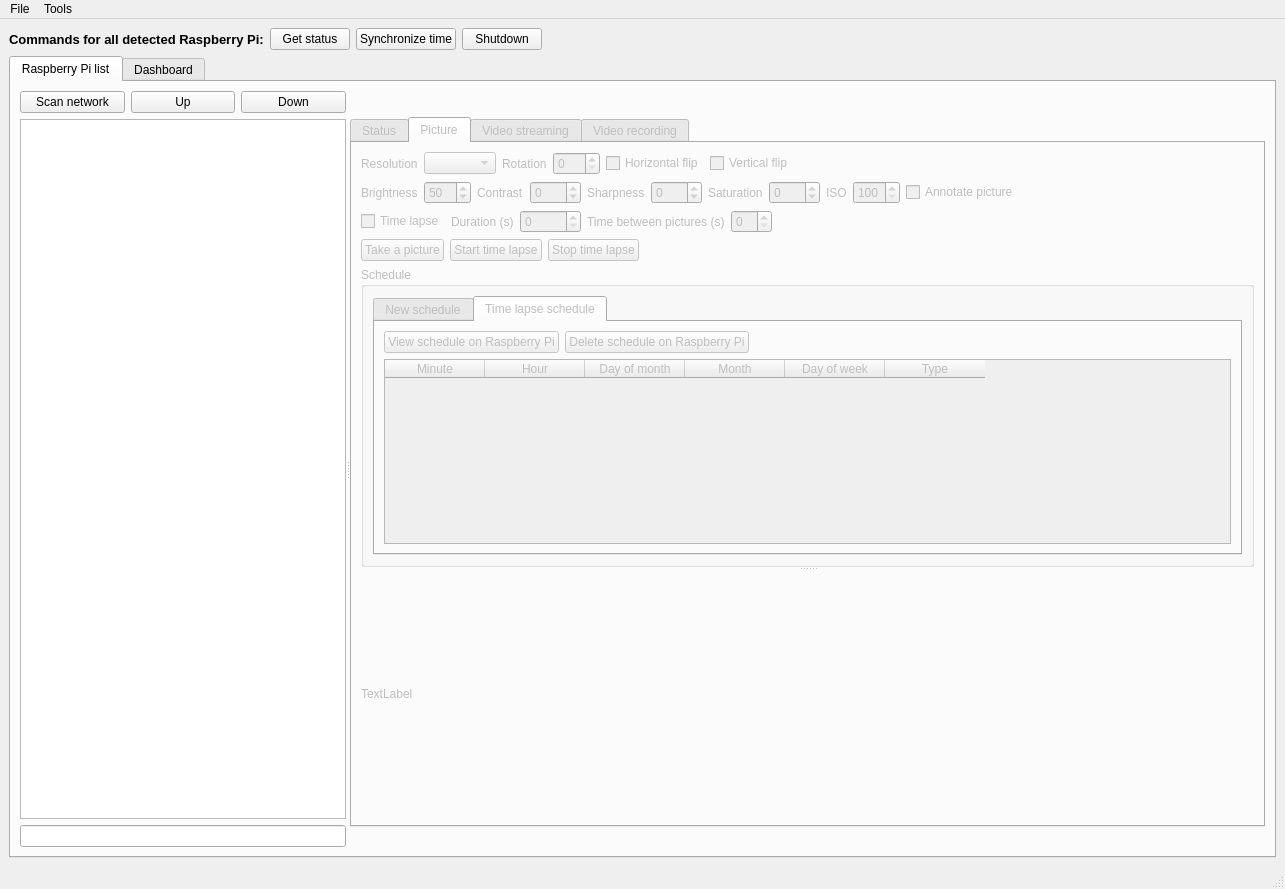
The window that src/coordinator/coordinator.ui (olivierfriard/raspberry_video-recording_coordinator) describes before a commit, drawn with Qt 5.
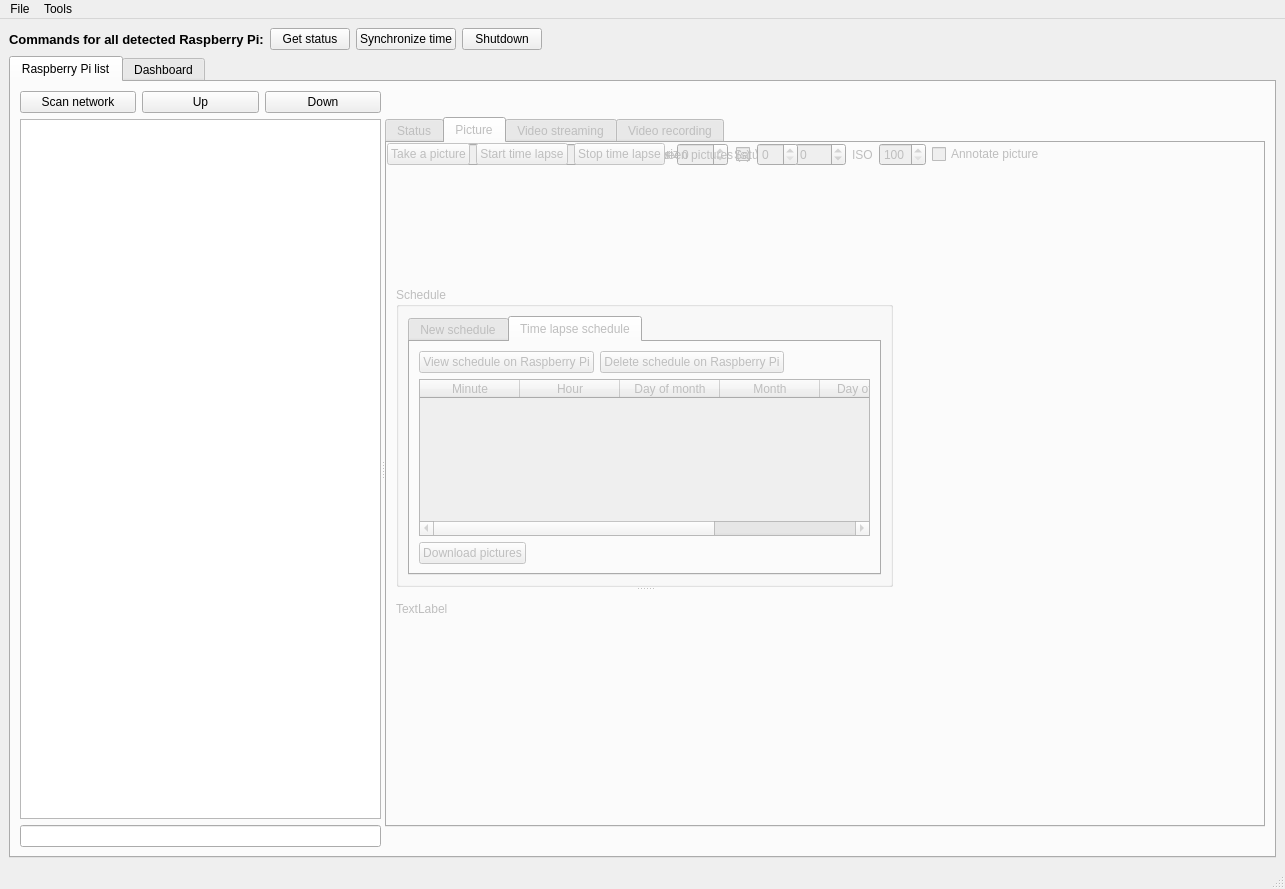
The same window after the commit. The open tabs and pages were chosen to show the change.

Patch:
```diff
--- a/src/coordinator/coordinator.ui
+++ b/src/coordinator/coordinator.ui
@@ -406,265 +406,15 @@
                <attribute name="title">
                 <string>Picture</string>
                </attribute>
-               <layout class="QVBoxLayout" name="verticalLayout_6">
-                <item>
-                 <layout class="QHBoxLayout" name="horizontalLayout_2">
-                  <item>
-                   <widget class="QLabel" name="label_4">
-                    <property name="text">
-                     <string>Resolution</string>
-                    </property>
-                   </widget>
-                  </item>
-                  <item>
-                   <widget class="QComboBox" name="picture_resolution_cb"/>
-                  </item>
-                  <item>
-                   <widget class="QLabel" name="label_19">
-                    <property name="text">
-                     <string>Rotation</string>
-                    </property>
-                   </widget>
-                  </item>
-                  <item>
-                   <widget class="QSpinBox" name="picture_rotation_sb">
-                    <property name="maximum">
-                     <number>270</number>
-                    </property>
-                    <property name="singleStep">
-                     <number>90</number>
-                    </property>
-                   </widget>
-                  </item>
-                  <item>
-                   <widget class="QCheckBox" name="picture_hflip_cb">
-                    <property name="text">
-                     <string>Horizontal flip</string>
-                    </property>
-                   </widget>
-                  </item>
-                  <item>
-                   <widget class="QCheckBox" name="picture_vflip_cb">
-                    <property name="text">
-                     <string>Vertical flip</string>
-                    </property>
-                   </widget>
-                  </item>
-                  <item>
-                   <spacer name="horizontalSpacer_3">
-                    <property name="orientation">
-                     <enum>Qt::Horizontal</enum>
-                    </property>
-                    <property name="sizeHint" stdset="0">
-                     <size>
-                      <width>40</width>
-                      <height>20</height>
-                     </size>
-                    </property>
-                   </spacer>
-                  </item>
-                 </layout>
-                </item>
-                <item>
-                 <layout class="QHBoxLayout" name="horizontalLayout_13">
-                  <item>
-                   <widget class="QLabel" name="label_15">
-                    <property name="text">
-                     <string>Brightness</string>
-                    </property>
-                   </widget>
-                  </item>
-                  <item>
-                   <widget class="QSpinBox" name="picture_brightness_sb">
-                    <property name="maximum">
-                     <number>100</number>
-                    </property>
-                    <property name="value">
-                     <number>50</number>
-                    </property>
-                   </widget>
-                  </item>
-                  <item>
-                   <widget class="QLabel" name="label_16">
-                    <property name="text">
-                     <string>Contrast</string>
-                    </property>
-                   </widget>
-                  </item>
-                  <item>
-                   <widget class="QSpinBox" name="picture_contrast_sb">
-                    <property name="minimum">
-                     <number>-100</number>
-                    </property>
-                    <property name="maximum">
-                     <number>100</number>
-                    </property>
-                   </widget>
-                  </item>
-                  <item>
-                   <widget class="QLabel" name="Sharpness">
-                    <property name="text">
-                     <string>Sharpness</string>
-                    </property>
-                   </widget>
-                  </item>
-                  <item>
-                   <widget class="QSpinBox" name="picture_sharpness_sb">
-                    <property name="minimum">
-                     <number>-100</number>
-                    </property>
-                    <property name="maximum">
-                     <number>100</number>
-                    </property>
-                   </widget>
-                  </item>
-                  <item>
-                   <widget class="QLabel" name="label_17">
-                    <property name="text">
-                     <string>Saturation</string>
-                    </property>
-                   </widget>
-                  </item>
-                  <item>
-                   <widget class="QSpinBox" name="picture_saturation_sb">
-                    <property name="minimum">
-                     <number>-100</number>
-                    </property>
-                    <property name="maximum">
-                     <number>100</number>
-                    </property>
-                   </widget>
-                  </item>
-                  <item>
-                   <widget class="QLabel" name="label_18">
-                    <property name="text">
-                     <string>ISO</string>
-                    </property>
-                   </widget>
-                  </item>
-                  <item>
-                   <widget class="QSpinBox" name="picture_iso_sb">
-                    <property name="minimum">
-                     <number>100</number>
-                    </property>
-                    <property name="maximum">
-                     <number>800</number>
-                    </property>
-                    <property name="singleStep">
-                     <number>50</number>
-                    </property>
-                   </widget>
-                  </item>
-                  <item>
-                   <widget class="QCheckBox" name="picture_annotation_cb">
-                    <property name="text">
-                     <string>Annotate picture</string>
-                    </property>
-                   </widget>
-                  </item>
-                  <item>
-                   <spacer name="horizontalSpacer_4">
-                    <property name="orientation">
-                     <enum>Qt::Horizontal</enum>
-                    </property>
-                    <property name="sizeHint" stdset="0">
-                     <size>
-                      <width>40</width>
-                      <height>20</height>
-                     </size>
-                    </property>
-                   </spacer>
-                  </item>
-                 </layout>
-                </item>
-                <item>
-                 <layout class="QHBoxLayout" name="horizontalLayout_14">
-                  <item>
-                   <widget class="QCheckBox" name="time_lapse_cb">
-                    <property name="text">
-                     <string>Time lapse</string>
-                    </property>
-                   </widget>
-                  </item>
-                  <item>
-                   <widget class="QLabel" name="label_20">
-                    <property name="text">
-                     <string>Duration (s)</string>
-                    </property>
-                   </widget>
-                  </item>
-                  <item>
-                   <widget class="QSpinBox" name="time_lapse_duration_sb">
-                    <property name="maximum">
-                     <number>99999</number>
-                    </property>
-                   </widget>
-                  </item>
-                  <item>
-                   <widget class="QLabel" name="label_21">
-                    <property name="text">
-                     <string>Time between pictures (s)</string>
-                    </property>
-                   </widget>
-                  </item>
-                  <item>
-                   <widget class="QSpinBox" name="time_lapse_wait_sb"/>
-                  </item>
-                  <item>
-                   <spacer name="horizontalSpacer_6">
-                    <property name="orientation">
-                     <enum>Qt::Horizontal</enum>
-                    </property>
-                    <property name="sizeHint" stdset="0">
-                     <size>
-                      <width>40</width>
-                      <height>20</height>
-                     </size>
-                    </property>
-                   </spacer>
-                  </item>
-                 </layout>
-                </item>
-                <item>
-                 <layout class="QHBoxLayout" name="horizontalLayout_15">
-                  <item>
-                   <widget class="QPushButton" name="take_picture_pb">
-                    <property name="text">
-                     <string>Take a picture</string>
-                    </property>
-                   </widget>
-                  </item>
-                  <item>
-                   <widget class="QPushButton" name="start_time_lapse_pb">
-                    <property name="text">
-                     <string>Start time lapse</string>
-                    </property>
-                   </widget>
-                  </item>
-                  <item>
-                   <widget class="QPushButton" name="stop_time_lapse_pb">
-                    <property name="text">
-                     <string>Stop time lapse</string>
-                    </property>
-                   </widget>
-                  </item>
-                  <item>
-                   <spacer name="horizontalSpacer_5">
-                    <property name="orientation">
-                     <enum>Qt::Horizontal</enum>
-                    </property>
-                    <property name="sizeHint" stdset="0">
-                     <size>
-                      <width>40</width>
-                      <height>20</height>
-                     </size>
-                    </property>
-                   </spacer>
-                  </item>
-                 </layout>
-                </item>
-                <item>
                  <widget class="QSplitter" name="picture_splitter">
+                <property name="geometry">
+                 <rect>
+                  <x>9</x>
+                  <y>144</y>
+                  <width>497</width>
+                  <height>339</height>
+                 </rect>
+                </property>
                   <property name="sizePolicy">
                    <sizepolicy hsizetype="Expanding" vsizetype="Expanding">
                     <horstretch>0</horstretch>
@@ -917,6 +667,30 @@
                           </item>
                          </layout>
                         </item>
+                      <item>
+                       <layout class="QHBoxLayout" name="horizontalLayout_29">
+                        <item>
+                         <widget class="QPushButton" name="download_pictures_pb">
+                          <property name="text">
+                           <string>Download pictures</string>
+                          </property>
+                         </widget>
+                        </item>
+                        <item>
+                         <spacer name="horizontalSpacer_23">
+                          <property name="orientation">
+                           <enum>Qt::Horizontal</enum>
+                          </property>
+                          <property name="sizeHint" stdset="0">
+                           <size>
+                            <width>40</width>
+                            <height>20</height>
+                           </size>
+                          </property>
+                         </spacer>
+                        </item>
+                       </layout>
+                      </item>
                        </layout>
                       </widget>
                      </widget>
@@ -929,8 +703,262 @@
                    </property>
                   </widget>
                  </widget>
-                </item>
-               </layout>
+               <widget class="QWidget" name="">
+                <layout class="QHBoxLayout" name="horizontalLayout_2">
+                 <item>
+                  <widget class="QLabel" name="label_4">
+                   <property name="text">
+                    <string>Resolution</string>
+                   </property>
+                  </widget>
+                 </item>
+                 <item>
+                  <widget class="QComboBox" name="picture_resolution_cb"/>
+                 </item>
+                 <item>
+                  <widget class="QLabel" name="label_19">
+                   <property name="text">
+                    <string>Rotation</string>
+                   </property>
+                  </widget>
+                 </item>
+                 <item>
+                  <widget class="QSpinBox" name="picture_rotation_sb">
+                   <property name="maximum">
+                    <number>270</number>
+                   </property>
+                   <property name="singleStep">
+                    <number>90</number>
+                   </property>
+                  </widget>
+                 </item>
+                 <item>
+                  <widget class="QCheckBox" name="picture_hflip_cb">
+                   <property name="text">
+                    <string>Horizontal flip</string>
+                   </property>
+                  </widget>
+                 </item>
+                 <item>
+                  <widget class="QCheckBox" name="picture_vflip_cb">
+                   <property name="text">
+                    <string>Vertical flip</string>
+                   </property>
+                  </widget>
+                 </item>
+                 <item>
+                  <spacer name="horizontalSpacer_3">
+                   <property name="orientation">
+                    <enum>Qt::Horizontal</enum>
+                   </property>
+                   <property name="sizeHint" stdset="0">
+                    <size>
+                     <width>40</width>
+                     <height>20</height>
+                    </size>
+                   </property>
+                  </spacer>
+                 </item>
+                </layout>
+               </widget>
+               <widget class="QWidget" name="">
+                <layout class="QHBoxLayout" name="horizontalLayout_13">
+                 <item>
+                  <widget class="QLabel" name="label_15">
+                   <property name="text">
+                    <string>Brightness</string>
+                   </property>
+                  </widget>
+                 </item>
+                 <item>
+                  <widget class="QSpinBox" name="picture_brightness_sb">
+                   <property name="maximum">
+                    <number>100</number>
+                   </property>
+                   <property name="value">
+                    <number>50</number>
+                   </property>
+                  </widget>
+                 </item>
+                 <item>
+                  <widget class="QLabel" name="label_16">
+                   <property name="text">
+                    <string>Contrast</string>
+                   </property>
+                  </widget>
+                 </item>
+                 <item>
+                  <widget class="QSpinBox" name="picture_contrast_sb">
+                   <property name="minimum">
+                    <number>-100</number>
+                   </property>
+                   <property name="maximum">
+                    <number>100</number>
+                   </property>
+                  </widget>
+                 </item>
+                 <item>
+                  <widget class="QLabel" name="Sharpness">
+                   <property name="text">
+                    <string>Sharpness</string>
+                   </property>
+                  </widget>
+                 </item>
+                 <item>
+                  <widget class="QSpinBox" name="picture_sharpness_sb">
+                   <property name="minimum">
+                    <number>-100</number>
+                   </property>
+                   <property name="maximum">
+                    <number>100</number>
+                   </property>
+                  </widget>
+                 </item>
+                 <item>
+                  <widget class="QLabel" name="label_17">
+                   <property name="text">
+                    <string>Saturation</string>
+                   </property>
+                  </widget>
+                 </item>
+                 <item>
+                  <widget class="QSpinBox" name="picture_saturation_sb">
+                   <property name="minimum">
+                    <number>-100</number>
+                   </property>
+                   <property name="maximum">
+                    <number>100</number>
+                   </property>
+                  </widget>
+                 </item>
+                 <item>
+                  <widget class="QLabel" name="label_18">
+                   <property name="text">
+                    <string>ISO</string>
+                   </property>
+                  </widget>
+                 </item>
+                 <item>
+                  <widget class="QSpinBox" name="picture_iso_sb">
+                   <property name="minimum">
+                    <number>100</number>
+                   </property>
+                   <property name="maximum">
+                    <number>800</number>
+                   </property>
+                   <property name="singleStep">
+                    <number>50</number>
+                   </property>
+                  </widget>
+                 </item>
+                 <item>
+                  <widget class="QCheckBox" name="picture_annotation_cb">
+                   <property name="text">
+                    <string>Annotate picture</string>
+                   </property>
+                  </widget>
+                 </item>
+                 <item>
+                  <spacer name="horizontalSpacer_4">
+                   <property name="orientation">
+                    <enum>Qt::Horizontal</enum>
+                   </property>
+                   <property name="sizeHint" stdset="0">
+                    <size>
+                     <width>40</width>
+                     <height>20</height>
+                    </size>
+                   </property>
+                  </spacer>
+                 </item>
+                </layout>
+               </widget>
+               <widget class="QWidget" name="">
+                <layout class="QHBoxLayout" name="horizontalLayout_14">
+                 <item>
+                  <widget class="QCheckBox" name="time_lapse_cb">
+                   <property name="text">
+                    <string>Time lapse</string>
+                   </property>
+                  </widget>
+                 </item>
+                 <item>
+                  <widget class="QLabel" name="label_20">
+                   <property name="text">
+                    <string>Duration (s)</string>
+                   </property>
+                  </widget>
+                 </item>
+                 <item>
+                  <widget class="QSpinBox" name="time_lapse_duration_sb">
+                   <property name="maximum">
+                    <number>99999</number>
+                   </property>
+                  </widget>
+                 </item>
+                 <item>
+                  <widget class="QLabel" name="label_21">
+                   <property name="text">
+                    <string>Time between pictures (s)</string>
+                   </property>
+                  </widget>
+                 </item>
+                 <item>
+                  <widget class="QSpinBox" name="time_lapse_wait_sb"/>
+                 </item>
+                 <item>
+                  <spacer name="horizontalSpacer_6">
+                   <property name="orientation">
+                    <enum>Qt::Horizontal</enum>
+                   </property>
+                   <property name="sizeHint" stdset="0">
+                    <size>
+                     <width>40</width>
+                     <height>20</height>
+                    </size>
+                   </property>
+                  </spacer>
+                 </item>
+                </layout>
+               </widget>
+               <widget class="QWidget" name="">
+                <layout class="QHBoxLayout" name="horizontalLayout_15">
+                 <item>
+                  <widget class="QPushButton" name="take_picture_pb">
+                   <property name="text">
+                    <string>Take a picture</string>
+                   </property>
+                  </widget>
+                 </item>
+                 <item>
+                  <widget class="QPushButton" name="start_time_lapse_pb">
+                   <property name="text">
+                    <string>Start time lapse</string>
+                   </property>
+                  </widget>
+                 </item>
+                 <item>
+                  <widget class="QPushButton" name="stop_time_lapse_pb">
+                   <property name="text">
+                    <string>Stop time lapse</string>
+                   </property>
+                  </widget>
+                 </item>
+                 <item>
+                  <spacer name="horizontalSpacer_5">
+                   <property name="orientation">
+                    <enum>Qt::Horizontal</enum>
+                   </property>
+                   <property name="sizeHint" stdset="0">
+                    <size>
+                     <width>40</width>
+                     <height>20</height>
+                    </size>
+                   </property>
+                  </spacer>
+                 </item>
+                </layout>
+               </widget>
               </widget>
               <widget class="QWidget" name="tab">
                <attribute name="title">
```
Left out of the diff: 2 changed lines with no effect on the pictures. Lines whose indentation alone changed are shown as unchanged.
